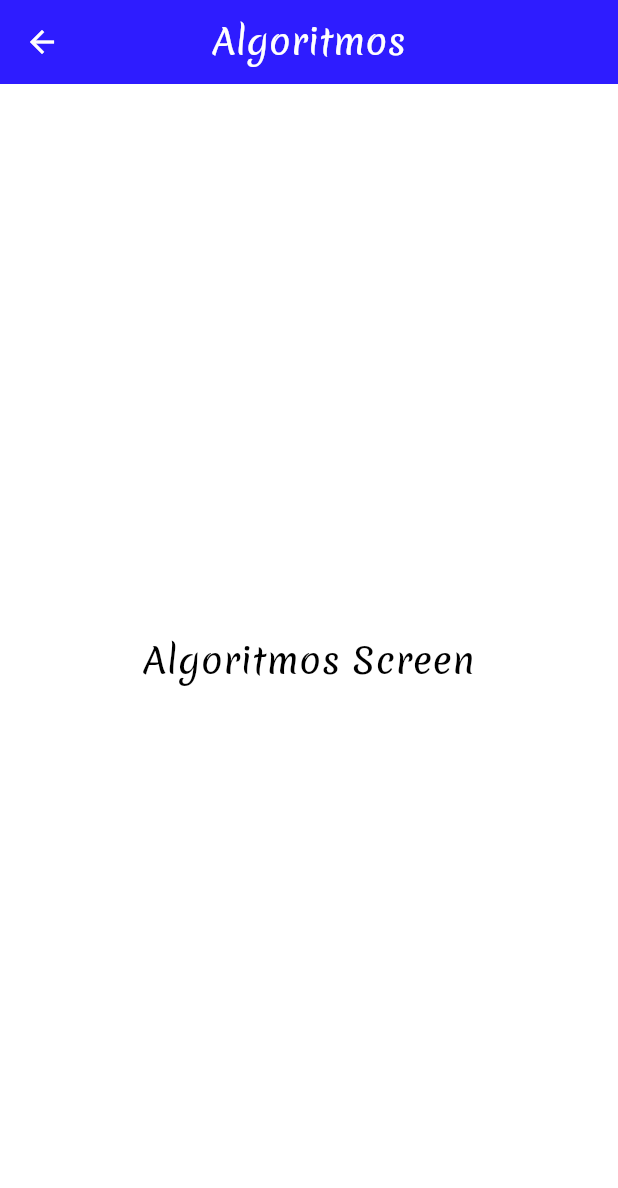
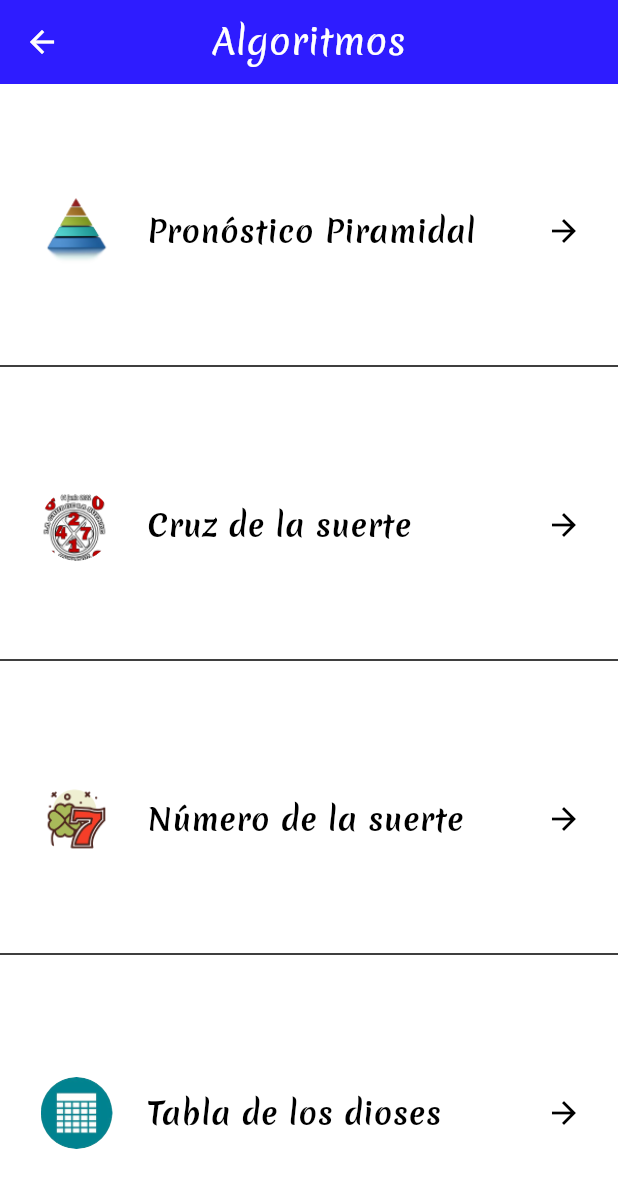
Before and after one commit to GuillermoPerez32/tu_bolitero, a Flutter app: the AlgoritmosScreen screen opened by its route, on a phone screen of 412 x 824 dp. Shown: the top 1188 px of the screen. Run offline on Flutter 3.47's test engine with Material 3 defaults, Android fonts, the phone set to English and light mode, and no system bars; our stand-ins replace bloc, cached_network_image, dio, flutter_bloc, freezed_annotation, go_router.

Commit message:
pantalla de algoritmos

```diff
--- a/lib/core/router.dart
+++ b/lib/core/router.dart
@@ -1,6 +1,5 @@
 import 'package:flutter/material.dart';
 import 'package:go_router/go_router.dart';
-import 'package:tu_bolitero/ui/screens/result_detail_screen.dart';
 import 'package:tu_bolitero/ui/screens/screens.dart';
 
 final GoRouter router = GoRouter(
@@ -34,11 +33,36 @@ final GoRouter router = GoRouter(
             },
           ),
           GoRoute(
-            path: 'algoritmos',
-            builder: (BuildContext context, GoRouterState state) {
-              return const AlgoritmosScreen();
-            },
-          ),
+              path: 'algoritmos',
+              builder: (BuildContext context, GoRouterState state) {
+                return const AlgoritmosScreen();
+              },
+              routes: [
+                GoRoute(
+                  path: 'piramide',
+                  builder: (BuildContext context, GoRouterState state) {
+                    return const PiramideScreen();
+                  },
+                ),
+                GoRoute(
+                  path: 'cruz_suerte',
+                  builder: (BuildContext context, GoRouterState state) {
+                    return const CruzSuerteScreen();
+                  },
+                ),
+                GoRoute(
+                  path: 'numero_suerte',
+                  builder: (BuildContext context, GoRouterState state) {
+                    return const NumeroSuerteScreen();
+                  },
+                ),
+                GoRoute(
+                  path: 'table',
+                  builder: (BuildContext context, GoRouterState state) {
+                    return const TablaDiosesScreen();
+                  },
+                ),
+              ]),
           GoRoute(
             path: 'charada',
             builder: (BuildContext context, GoRouterState state) {
--- a/lib/ui/screens/algoritmos_screen.dart
+++ b/lib/ui/screens/algoritmos_screen.dart
@@ -1,4 +1,5 @@
 import 'package:flutter/material.dart';
+import 'package:go_router/go_router.dart';
 
 class AlgoritmosScreen extends StatelessWidget {
   const AlgoritmosScreen({super.key});
@@ -9,10 +10,81 @@ class AlgoritmosScreen extends StatelessWidget {
       appBar: AppBar(
         title: const Text('Algoritmos'),
       ),
-      body: const Center(
-        child: Text(
-          'Algoritmos Screen',
-          style: TextStyle(fontSize: 24),
+      body: Column(
+        mainAxisAlignment: MainAxisAlignment.center,
+        children: [
+          AlgoritmoTile(
+            title: 'Pronóstico Piramidal',
+            imageSrc: 'assets/piramide.png',
+            onTap: () => context.go('/algoritmos/piramide'),
+          ),
+          const Divider(),
+          AlgoritmoTile(
+            title: 'Cruz de la suerte',
+            imageSrc: 'assets/cruz.png',
+            onTap: () => context.go('/algoritmos/cruz_suerte'),
+          ),
+          const Divider(),
+          AlgoritmoTile(
+            title: 'Número de la suerte',
+            imageSrc: 'assets/suerte.png',
+            onTap: () => context.go('/algoritmos/numero_suerte'),
+          ),
+          const Divider(),
+          AlgoritmoTile(
+            title: 'Tabla de los dioses',
+            imageSrc: 'assets/table.png',
+            onTap: () => context.go('/algoritmos/table'),
+          ),
+        ],
+      ),
+    );
+  }
+}
+
+class AlgoritmoTile extends StatelessWidget {
+  final String title;
+
+  final String imageSrc;
+
+  final void Function()? onTap;
+
+  const AlgoritmoTile({
+    super.key,
+    required this.title,
+    required this.imageSrc,
+    required this.onTap,
+  });
+
+  @override
+  Widget build(BuildContext context) {
+    return Expanded(
+      child: ListTile(
+        visualDensity: VisualDensity.compact,
+        onTap: onTap,
+        leading: Container(
+          width: 70,
+          height: 70,
+          decoration: BoxDecoration(
+            shape: BoxShape.circle,
+            image: DecorationImage(
+              image: AssetImage(imageSrc),
+            ),
+          ),
+        ),
+        trailing: const Icon(Icons.arrow_forward_outlined),
+        title: Column(
+          mainAxisAlignment: MainAxisAlignment.center,
+          crossAxisAlignment: CrossAxisAlignment.start,
+          children: [
+            Text(
+              title,
+              style: const TextStyle(
+                fontSize: 20,
+                fontWeight: FontWeight.w700,
+              ),
+            ),
+          ],
         ),
       ),
     );
--- a/lib/ui/screens/screens.dart
+++ b/lib/ui/screens/screens.dart
@@ -1,5 +1,10 @@
+export 'algoritmos_screen.dart';
+export 'atrasados_screen.dart';
+export 'charada_screen.dart';
+export 'cruz_suerte_screen.dart';
 export 'home_screen.dart';
-export 'atrasados_screen.dart';
+export 'numero_suerte_screen.dart';
+export 'piramide_screen.dart';
+export 'result_detail_screen.dart';
 export 'results_screen.dart';
-export 'algoritmos_screen.dart';
-export 'charada_screen.dart';
+export 'tabla_dioses_screen.dart';
```
Also changed, not shown: lib/ui/screens/cruz_suerte_screen.dart (added, +14 -0 lines), lib/ui/screens/numero_suerte_screen.dart (added, +14 -0 lines), lib/ui/screens/piramide_screen.dart (added, +14 -0 lines), lib/ui/screens/tabla_dioses_screen.dart (added, +14 -0 lines).
